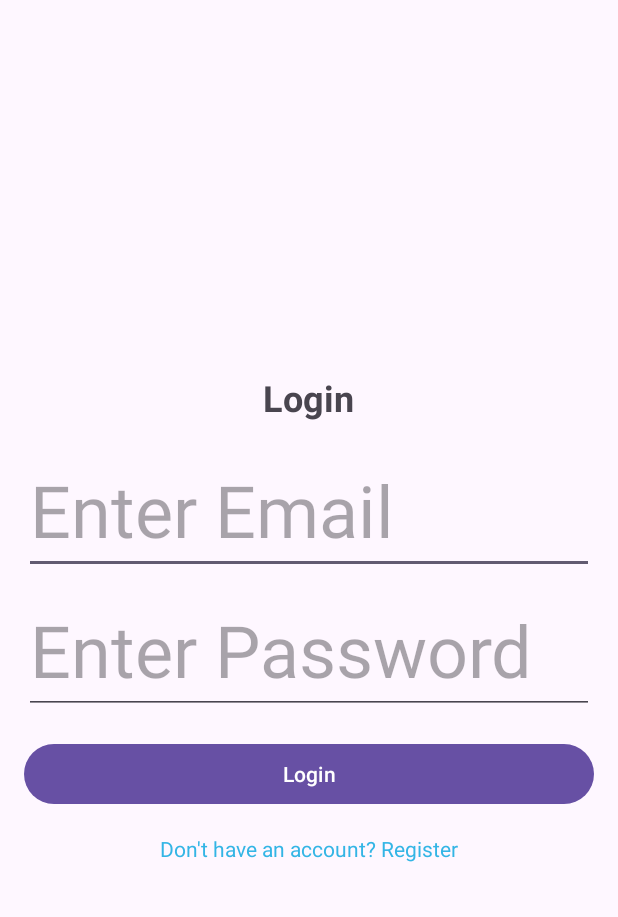
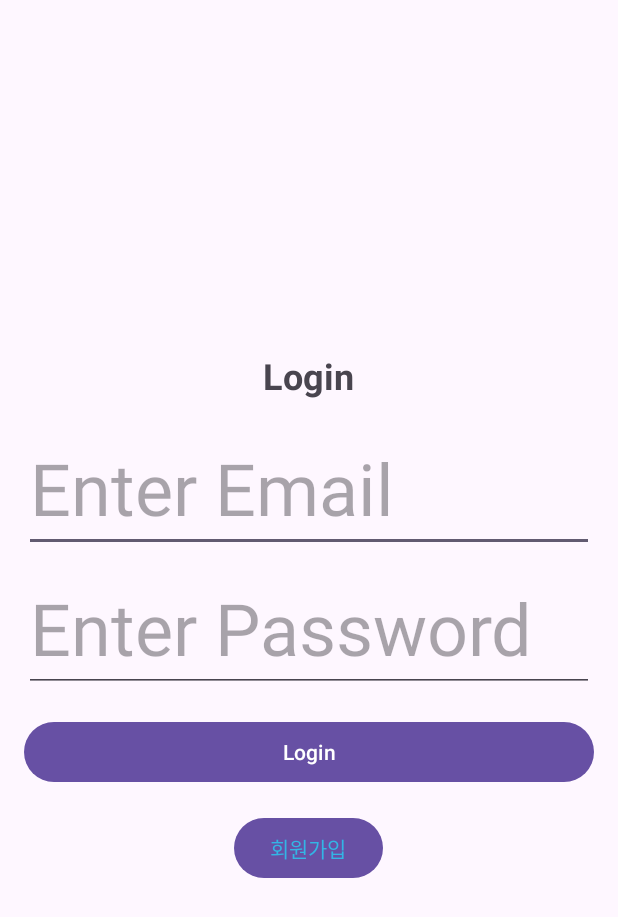
Before and after one commit to jsw9436/Login, an Android app: the screen it shows after launch (MainActivity), on a phone screen of 412 x 824 dp. Shown: the top 917 px of the screen. Run offline under Robolectric (Android 15) with nearby library versions, the phone set to English and light mode, and no system bars; 3 statements that could not run were skipped.

Commit message:
feat login

```diff
--- a/app/src/main/java/com/example/loginjae/MainActivity.kt
+++ b/app/src/main/java/com/example/loginjae/MainActivity.kt
@@ -1,20 +1,42 @@
 package com.example.loginjae
 
 import android.os.Bundle
+import android.provider.ContactsContract.CommonDataKinds.Email
+import android.widget.Button
+import android.widget.EditText
+import android.widget.ImageButton
 import androidx.activity.enableEdgeToEdge
 import androidx.appcompat.app.AppCompatActivity
 import androidx.core.view.ViewCompat
 import androidx.core.view.WindowInsetsCompat
 
 class MainActivity : AppCompatActivity() {
+    lateinit var buttonLogin: ImageButton
+    lateinit var editTextEmail: EditText
+    lateinit var editTextPassword: EditText
+    lateinit var btnRegister: Button
+    var DB:DBHelper?=null
     override fun onCreate(savedInstanceState: Bundle?) {
         super.onCreate(savedInstanceState)
-        enableEdgeToEdge()
         setContentView(R.layout.activity_main)
-        ViewCompat.setOnApplyWindowInsetsListener(findViewById(R.id.buttonLogin)) { v, insets ->
-            val systemBars = insets.getInsets(WindowInsetsCompat.Type.systemBars())
-            v.setPadding(systemBars.left, systemBars.top, systemBars.right, systemBars.bottom)
-            insets
+
+        DB = DBHelper(this)
+
+        editTextEmail=findViewById(R.id.editTextEmail)
+        editTextPassword=findViewById(R.id.editTextPassword)
+        buttonLogin=findViewById(R.id.buttonLogin)
+        btnRegister=findViewById(R.id.btnRegister)
+
+        buttonLogin.setOnClickListener{
+            val user =editTextEmail.text.toString()
+            val pass=editTextPassword.text.toString()
+
+
         }
+
+
+
     }
+
+
 }
--- a/app/src/main/res/layout/activity_main.xml
+++ b/app/src/main/res/layout/activity_main.xml
@@ -39,11 +39,11 @@
         android:text="Login"
         android:layout_marginTop="16dp"/>
 
-    <TextView
-        android:id="@+id/textViewRegister"
+    <Button
+        android:id="@+id/btnRegister"
         android:layout_width="wrap_content"
         android:layout_height="wrap_content"
-        android:text="Don't have an account? Register"
+        android:text="회원가입"
         android:textColor="@android:color/holo_blue_light"
         android:layout_gravity="center_horizontal"
         android:layout_marginTop="16dp"/>
```
